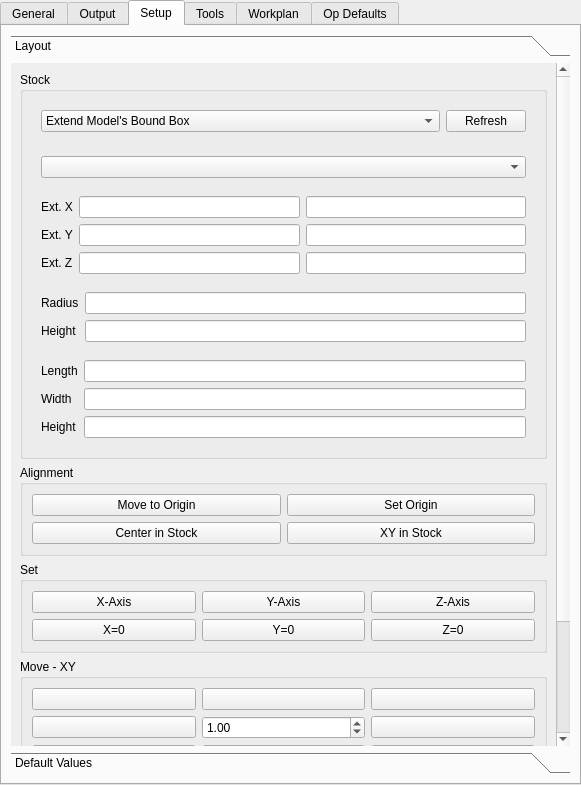
This is src/Mod/Path/Gui/Resources/panels/PathEdit.ui in berndhahnebach/All_FreeCAD as Qt 5 draws it before an edit. The edited form follows.
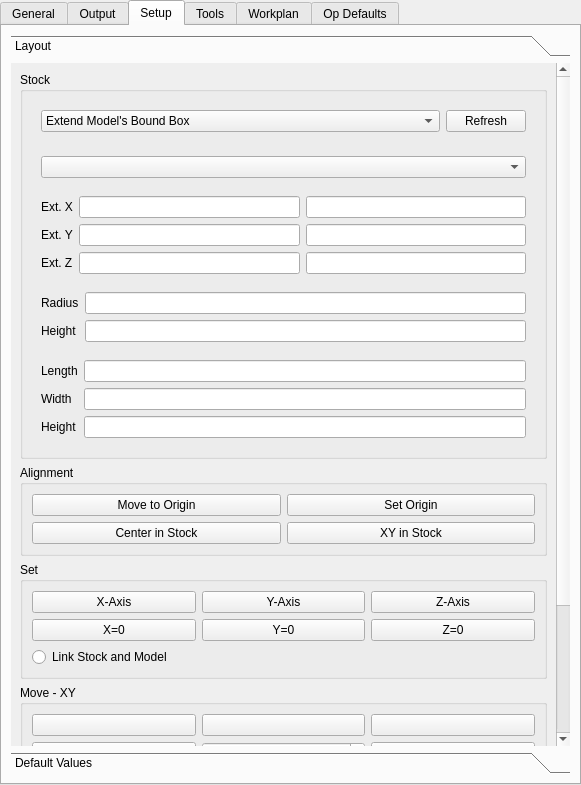
This is the edited form. Icons and pictures are not drawn. Custom widgets are drawn as their Qt base class.

Commit message: Added radio button that links the movement of stock and model when using the set x, y, or z to 0 in Path workbench

Patch:
```diff
--- a/src/Mod/Path/Gui/Resources/panels/PathEdit.ui
+++ b/src/Mod/Path/Gui/Resources/panels/PathEdit.ui
@@ -718,6 +718,13 @@
              </property>
             </widget>
            </item>
+           <item row="2" column="0">
+            <widget class="QRadioButton" name="linkStockAndModel">
+             <property name="text">
+              <string>Link Stock and Model</string>
+             </property>
+            </widget>
+           </item>
           </layout>
          </widget>
         </item>
```
The commit also changes 1 other file.
